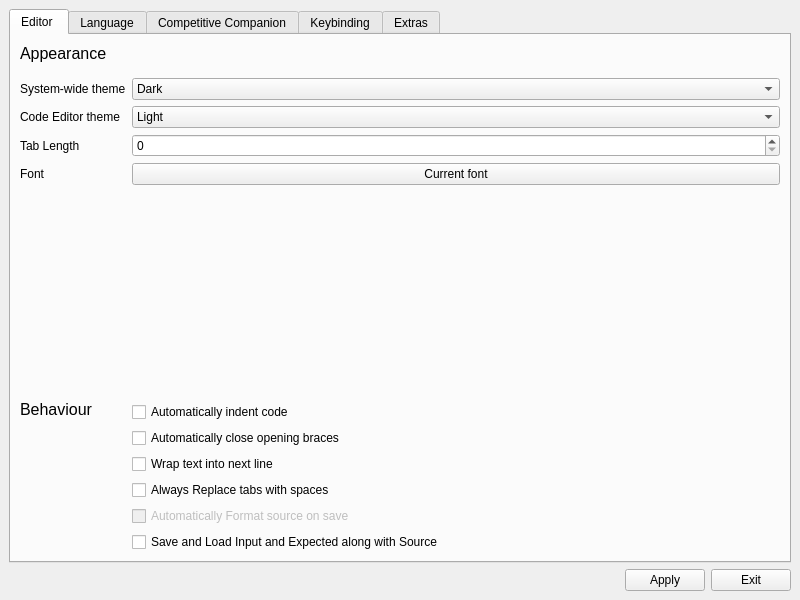
Qt form ui/preferencewindow.ui (cpeditor/cpeditor) before a commit.
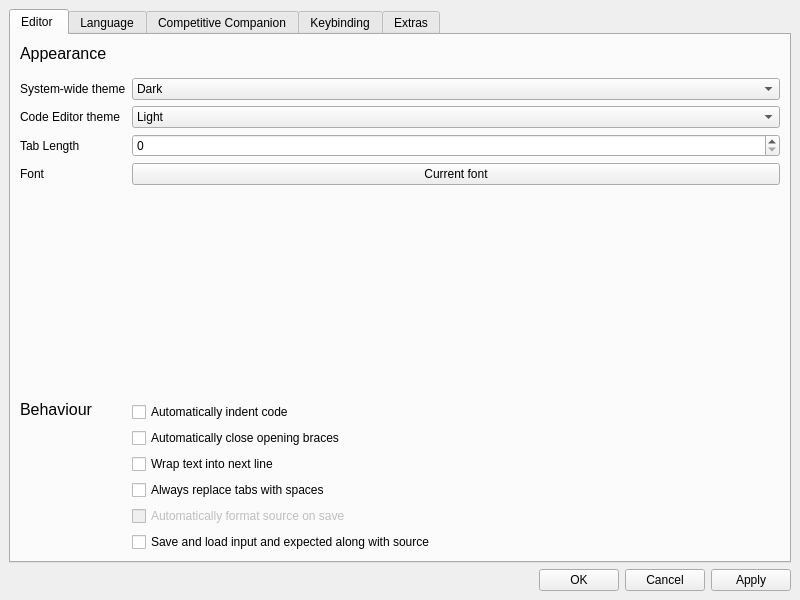
The same form after that commit. The open tabs and pages were chosen to show the change.

Commit message:
Changes about preferencewindow (#69)
* chore(preferencewindow.ui): use lowercase letter in the middle of setting

* feat(preferencewindow): use OK/Cancel/Apply instead of Apply/Exit

OK: apply & close
Cancel: close only
Apply: apply only

Apply is helpful if the user wants to try a setting to see if it's good or not.

The edit to the form file:
```diff
--- a/ui/preferencewindow.ui
+++ b/ui/preferencewindow.ui
@@ -196,7 +196,7 @@
                 <item row="6" column="0">
                  <widget class="QCheckBox" name="tabs">
                   <property name="text">
-                   <string>Always Replace tabs with spaces</string>
+                   <string>Always replace tabs with spaces</string>
                   </property>
                  </widget>
                 </item>
@@ -210,7 +210,7 @@
                 <item row="8" column="0">
                  <widget class="QCheckBox" name="savetest">
                   <property name="text">
-                   <string>Save and Load Input and Expected along with Source</string>
+                   <string>Save and load input and expected along with source</string>
                   </property>
                  </widget>
                 </item>
@@ -220,7 +220,7 @@
                    <bool>false</bool>
                   </property>
                   <property name="text">
-                   <string>Automatically Format source on save</string>
+                   <string>Automatically format source on save</string>
                   </property>
                  </widget>
                 </item>
@@ -842,6 +842,20 @@
         </property>
        </spacer>
       </item>
+       <item>
+         <widget class="QPushButton" name="ok">
+           <property name="text">
+             <string>OK</string>
+           </property>
+         </widget>
+       </item>
+       <item>
+         <widget class="QPushButton" name="cancel">
+           <property name="text">
+             <string>Cancel</string>
+           </property>
+         </widget>
+       </item>
       <item>
        <widget class="QPushButton" name="apply">
         <property name="text">
@@ -849,13 +863,6 @@
         </property>
        </widget>
       </item>
-      <item>
-       <widget class="QPushButton" name="exit">
-        <property name="text">
-         <string>Exit</string>
-        </property>
-       </widget>
-      </item>
      </layout>
     </item>
    </layout>
```
Lines whose indentation alone changed are shown as unchanged. The commit also changes 2 other files.
